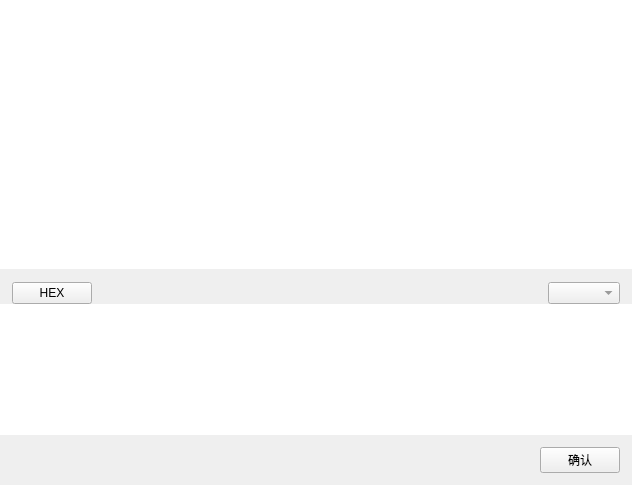
This is Widget/widgettabcontent.ui in Mtr1994/DeskSocket as Qt 5 draws it before an edit. The edited form follows.
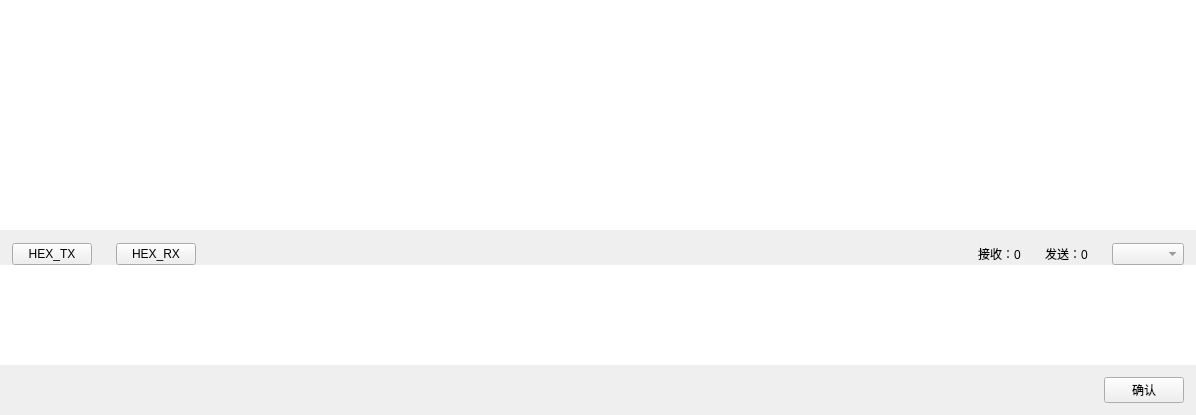
This is the edited form.

```diff
--- a/Widget/widgettabcontent.ui
+++ b/Widget/widgettabcontent.ui
@@ -6,8 +6,8 @@
    <rect>
     <x>0</x>
     <y>0</y>
-    <width>632</width>
-    <height>485</height>
+    <width>1196</width>
+    <height>415</height>
    </rect>
   </property>
   <property name="minimumSize">
@@ -119,10 +119,10 @@
             </property>
             <property name="html">
              <string>&lt;!DOCTYPE HTML PUBLIC &quot;-//W3C//DTD HTML 4.0//EN&quot; &quot;http://www.w3.org/TR/REC-html40/strict.dtd&quot;&gt;
-&lt;html&gt;&lt;head&gt;&lt;meta name=&quot;qrichtext&quot; content=&quot;1&quot; /&gt;&lt;style type=&quot;text/css&quot;&gt;
+&lt;html&gt;&lt;head&gt;&lt;meta name=&quot;qrichtext&quot; content=&quot;1&quot; /&gt;&lt;meta charset=&quot;utf-8&quot; /&gt;&lt;style type=&quot;text/css&quot;&gt;
 p, li { white-space: pre-wrap; }
-&lt;/style&gt;&lt;/head&gt;&lt;body style=&quot; font-family:'SimSun'; font-size:9pt; font-weight:400; font-style:normal;&quot;&gt;
-&lt;p style=&quot;-qt-paragraph-type:empty; margin-top:0px; margin-bottom:0px; margin-left:0px; margin-right:0px; -qt-block-indent:0; text-indent:0px;&quot;&gt;&lt;br /&gt;&lt;/p&gt;&lt;/body&gt;&lt;/html&gt;</string>
+&lt;/style&gt;&lt;/head&gt;&lt;body style=&quot; font-family:'Microsoft YaHei UI'; font-size:9pt; font-weight:400; font-style:normal;&quot;&gt;
+&lt;p style=&quot;-qt-paragraph-type:empty; margin-top:0px; margin-bottom:0px; margin-left:0px; margin-right:0px; -qt-block-indent:0; text-indent:0px; font-family:'SimSun';&quot;&gt;&lt;br /&gt;&lt;/p&gt;&lt;/body&gt;&lt;/html&gt;</string>
             </property>
            </widget>
           </item>
@@ -181,7 +181,20 @@
              <item>
               <widget class="QPushButton" name="menuHex">
                <property name="text">
-                <string>HEX</string>
+                <string>HEX_TX</string>
+               </property>
+               <property name="checkable">
+                <bool>true</bool>
+               </property>
+               <property name="menu" stdset="0">
+                <bool>true</bool>
+               </property>
+              </widget>
+             </item>
+             <item>
+              <widget class="QPushButton" name="menuHexRecv">
+               <property name="text">
+                <string>HEX_RX</string>
                </property>
                <property name="checkable">
                 <bool>true</bool>
@@ -204,6 +217,20 @@
                </property>
               </spacer>
              </item>
+             <item>
+              <widget class="QLabel" name="lbRecvBytes">
+               <property name="text">
+                <string>接收：0</string>
+               </property>
+              </widget>
+             </item>
+             <item>
+              <widget class="QLabel" name="lbSendBytes">
+               <property name="text">
+                <string>发送：0</string>
+               </property>
+              </widget>
+             </item>
              <item>
               <widget class="QComboBox" name="cbbCodeType">
                <property name="styleSheet">
@@ -223,6 +250,9 @@
             <property name="sizeAdjustPolicy">
              <enum>QAbstractScrollArea::AdjustToContents</enum>
             </property>
+            <property name="placeholderText">
+             <string/>
+            </property>
            </widget>
           </item>
           <item row="2" column="0">
```
Left out of the diff: 4 changed lines with no effect on the pictures.
